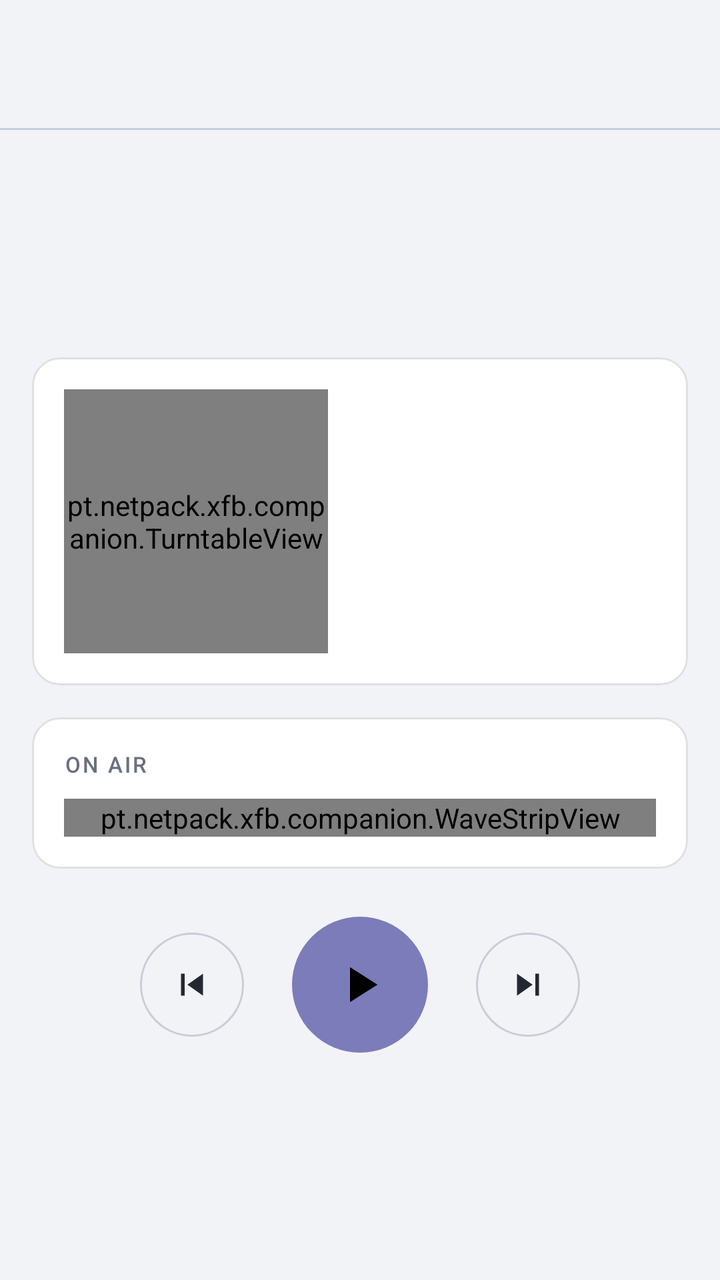
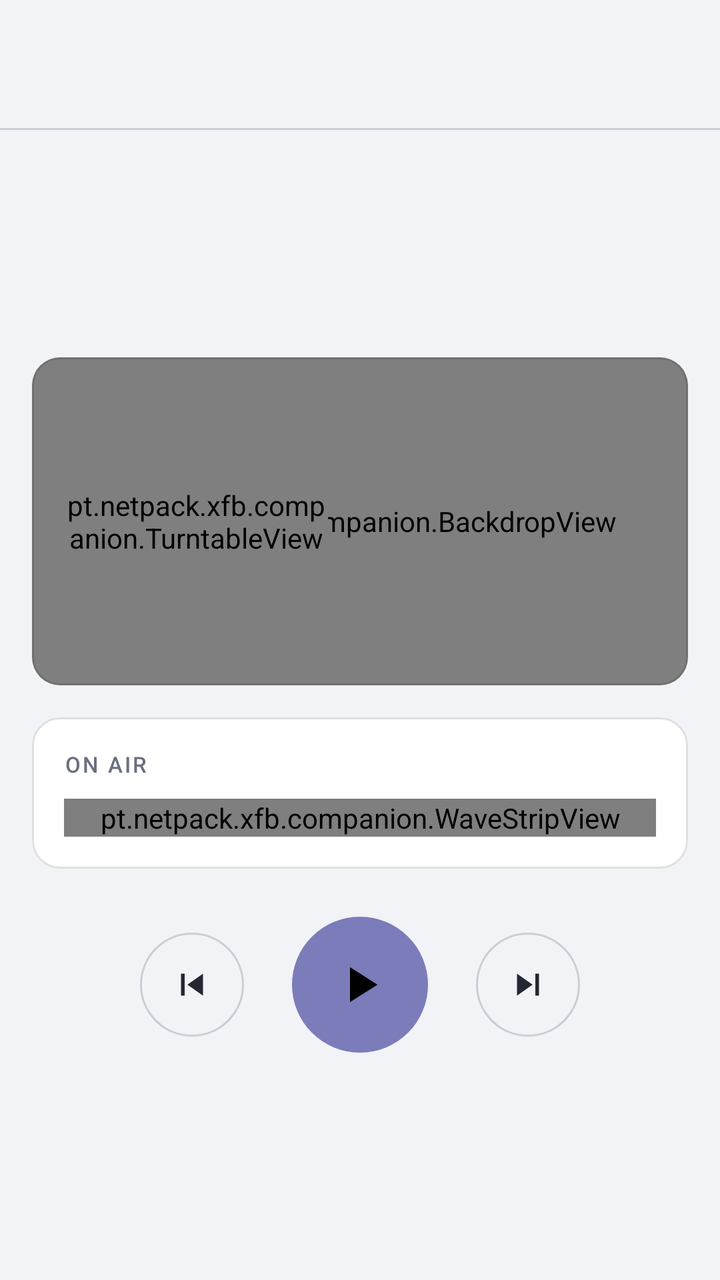

Before-and-after screenshots of an Android layout around one commit, followed by the original layout XML and the change that was made.
<!-- AndroidManifest.xml: application theme Theme.XfbCompanion -->
<!-- res/layout/activity_player.xml -->
<?xml version="1.0" encoding="utf-8"?>
<LinearLayout xmlns:android="http://schemas.android.com/apk/res/android"
    xmlns:app="http://schemas.android.com/apk/res-auto"
    android:layout_width="match_parent"
    android:layout_height="match_parent"
    android:orientation="vertical">

    <include layout="@layout/view_appbar" />

    <ScrollView
        android:layout_width="match_parent"
        android:layout_height="0dp"
        android:layout_weight="1"
        android:fillViewport="true"
        android:scrollbars="none">

        <LinearLayout
            android:layout_width="match_parent"
            android:layout_height="wrap_content"
            android:gravity="center_vertical"
            android:orientation="vertical"
            android:padding="@dimen/xfb_screen_margin">

            
            <com.google.android.material.card.MaterialCardView
                android:layout_width="match_parent"
                android:layout_height="wrap_content">

                <LinearLayout
                    android:layout_width="match_parent"
                    android:layout_height="wrap_content"
                    android:gravity="center_vertical"
                    android:orientation="horizontal">

                    <pt.netpack.xfb.companion.TurntableView
                        android:id="@+id/turntable"
                        android:layout_width="@dimen/xfb_turntable"
                        android:layout_height="@dimen/xfb_turntable" />

                    <LinearLayout
                        android:layout_width="0dp"
                        android:layout_height="wrap_content"
                        android:layout_marginStart="@dimen/xfb_gap"
                        android:layout_weight="1"
                        android:orientation="vertical">

                        <TextView
                            android:id="@+id/titleLabel"
                            android:layout_width="match_parent"
                            android:layout_height="wrap_content"
                            android:ellipsize="end"
                            android:maxLines="2"
                            android:textAppearance="@style/TextAppearance.Xfb.TrackTitle" />

                        <TextView
                            android:id="@+id/artistLabel"
                            android:layout_width="match_parent"
                            android:layout_height="wrap_content"
                            android:layout_marginTop="2dp"
                            android:ellipsize="end"
                            android:maxLines="1"
                            android:textAppearance="?attr/textAppearanceBodyMedium"
                            android:textColor="@color/xfb_subtext" />

                        <TextView
                            android:id="@+id/positionLabel"
                            android:layout_width="match_parent"
                            android:layout_height="wrap_content"
                            android:layout_marginTop="@dimen/xfb_gap_tight"
                            android:textAppearance="@style/TextAppearance.Xfb.Readout" />
                    </LinearLayout>
                </LinearLayout>
            </com.google.android.material.card.MaterialCardView>

            
            <com.google.android.material.card.MaterialCardView
                android:layout_width="match_parent"
                android:layout_height="wrap_content"
                android:layout_marginTop="@dimen/xfb_gap">

                <LinearLayout
                    android:layout_width="match_parent"
                    android:layout_height="wrap_content"
                    android:orientation="vertical">

                    <TextView
                        android:id="@+id/stripLabel"
                        style="@style/Widget.Xfb.SectionLabel"
                        android:text="@string/player_on_air" />

                    <pt.netpack.xfb.companion.WaveStripView
                        android:id="@+id/strip"
                        android:layout_width="match_parent"
                        android:layout_height="wrap_content"
                        android:layout_marginTop="@dimen/xfb_gap_small" />
                </LinearLayout>
            </com.google.android.material.card.MaterialCardView>

            
            <LinearLayout
                android:layout_width="match_parent"
                android:layout_height="wrap_content"
                android:layout_marginTop="@dimen/xfb_gap_large"
                android:gravity="center"
                android:orientation="horizontal">

                <com.google.android.material.button.MaterialButton
                    android:id="@+id/previousButton"
                    style="@style/Widget.Xfb.TransportButton"
                    android:layout_width="@dimen/xfb_icon_button"
                    android:layout_height="@dimen/xfb_icon_button"
                    android:contentDescription="@string/player_previous"
                    app:icon="@drawable/ic_skip_previous" />

                <com.google.android.material.button.MaterialButton
                    android:id="@+id/playButton"
                    style="@style/Widget.Xfb.PlayButton"
                    android:layout_width="@dimen/xfb_transport_button"
                    android:layout_height="@dimen/xfb_transport_button"
                    android:layout_marginHorizontal="@dimen/xfb_gap_large"
                    android:contentDescription="@string/player_play"
                    app:icon="@drawable/ic_play" />

                <com.google.android.material.button.MaterialButton
                    android:id="@+id/nextButton"
                    style="@style/Widget.Xfb.TransportButton"
                    android:layout_width="@dimen/xfb_icon_button"
                    android:layout_height="@dimen/xfb_icon_button"
                    android:contentDescription="@string/player_next"
                    app:icon="@drawable/ic_skip_next" />
            </LinearLayout>

            
            <com.google.android.material.card.MaterialCardView
                android:id="@+id/crossfadeGroup"
                android:layout_width="match_parent"
                android:layout_height="wrap_content"
                android:layout_marginTop="@dimen/xfb_gap_large"
                android:visibility="gone">

                <LinearLayout
                    android:layout_width="match_parent"
                    android:layout_height="wrap_content"
                    android:orientation="vertical">

                    <TextView
                        android:id="@+id/crossfadeLabel"
                        style="@style/Widget.Xfb.SectionLabel" />

                    <pt.netpack.xfb.companion.CrossfadeView
                        android:id="@+id/crossfade"
                        android:layout_width="match_parent"
                        android:layout_height="wrap_content"
                        android:layout_marginTop="@dimen/xfb_gap_small" />
                </LinearLayout>
            </com.google.android.material.card.MaterialCardView>
        </LinearLayout>
    </ScrollView>
</LinearLayout>
<!-- res/layout/view_appbar.xml (included above) -->
<?xml version="1.0" encoding="utf-8"?>
<com.google.android.material.appbar.AppBarLayout
    xmlns:android="http://schemas.android.com/apk/res/android"
    xmlns:app="http://schemas.android.com/apk/res-auto"
    android:id="@+id/appBar"
    android:layout_width="match_parent"
    android:layout_height="wrap_content"
    android:background="@color/xfb_window"
    app:elevation="0dp">

    <com.google.android.material.appbar.MaterialToolbar
        android:id="@+id/toolbar"
        android:layout_width="match_parent"
        android:layout_height="?attr/actionBarSize"
        app:navigationIconTint="@color/xfb_text" />

    <View
        android:layout_width="match_parent"
        android:layout_height="1dp"
        android:background="@color/xfb_border" />
</com.google.android.material.appbar.AppBarLayout>
<!-- resources referenced by this layout -->
<resources>
  <color name="xfb_border">#C9CDD6</color>
  <color name="xfb_subtext">#6A7080</color>
  <color name="xfb_text">#242830</color>
  <color name="xfb_window">#F2F3F7</color>
  <dimen name="xfb_gap">16dp</dimen>
  <dimen name="xfb_gap_large">24dp</dimen>
  <dimen name="xfb_gap_small">10dp</dimen>
  <dimen name="xfb_gap_tight">6dp</dimen>
  <dimen name="xfb_icon_button">52dp</dimen>
  <dimen name="xfb_screen_margin">16dp</dimen>
  <dimen name="xfb_transport_button">68dp</dimen>
  <dimen name="xfb_turntable">132dp</dimen>
  <!-- drawable ic_play (drawable) -->
  <vector xmlns:android="http://schemas.android.com/apk/res/android"
      android:width="24dp"
      android:height="24dp"
      android:viewportWidth="24"
      android:viewportHeight="24"
      android:tint="?attr/colorControlNormal">
      <path
          android:fillColor="@android:color/white"
          android:pathData="M8,5v14l11,-7z" />
  </vector>
  <!-- drawable ic_skip_previous (drawable) -->
  <vector xmlns:android="http://schemas.android.com/apk/res/android"
      android:width="24dp"
      android:height="24dp"
      android:viewportWidth="24"
      android:viewportHeight="24"
      android:tint="?attr/colorControlNormal">
      <path
          android:fillColor="@android:color/white"
          android:pathData="M6,6h2v12H6zM9.5,12l8.5,6V6z" />
  </vector>
  <string name="player_next">Next</string>
  <string name="player_on_air">On air</string>
  <string name="player_play">Play</string>
  <string name="player_previous">Prev</string>
  <style name="TextAppearance.Xfb.Readout" parent="TextAppearance.Material3.BodySmall">
          <item name="android:fontFamily">monospace</item>
          <item name="android:textColor">@color/xfb_subtext</item>
      </style>
  <style name="TextAppearance.Xfb.TrackTitle" parent="TextAppearance.Material3.TitleLarge">
          <item name="android:letterSpacing">-0.01</item>
          <item name="android:textColor">@color/xfb_text</item>
      </style>
  <style name="Widget.Xfb.SectionLabel" parent="">
          <item name="android:textAppearance">@style/TextAppearance.Xfb.SectionLabel</item>
          <item name="android:layout_width">match_parent</item>
          <item name="android:layout_height">wrap_content</item>
      </style>
  <dimen name="xfb_transport_radius">34dp</dimen>
  <style name="TextAppearance.Xfb.SectionLabel" parent="TextAppearance.Material3.LabelSmall">
          <item name="android:textAllCaps">true</item>
          <item name="android:letterSpacing">0.10</item>
          <item name="android:textColor">@color/xfb_subtext</item>
      </style>
  <dimen name="xfb_icon_button_radius">26dp</dimen>
  <color name="xfb_accent">#7C7CBA</color>
  <color name="xfb_on_accent">#000000</color>
  <color name="xfb_accent_container">#E4E4F3</color>
  <color name="xfb_on_accent_container">#2F2F55</color>
  <color name="xfb_alt">#E8EAF0</color>
  <color name="xfb_base">#FFFFFF</color>
  <style name="ShapeAppearance.Xfb.Small" parent="ShapeAppearance.Material3.Corner.Small">
          <item name="cornerSize">8dp</item>
      </style>
  <style name="ShapeAppearance.Xfb.Medium" parent="ShapeAppearance.Material3.Corner.Medium">
          <item name="cornerSize">14dp</item>
      </style>
  <style name="ShapeAppearance.Xfb.Large" parent="ShapeAppearance.Material3.Corner.Large">
          <item name="cornerSize">20dp</item>
      </style>
  <style name="TextAppearance.Xfb.ToolbarTitle" parent="TextAppearance.Material3.TitleLarge">
          <item name="android:textSize">20sp</item>
          <item name="android:textStyle">bold</item>
      </style>
  <style name="TextAppearance.Xfb.ToolbarSubtitle" parent="TextAppearance.Material3.BodySmall">
          <item name="android:textSize">12sp</item>
      </style>
  <color name="xfb_hairline">#1F000000</color>
  <dimen name="xfb_corner">14dp</dimen>
  <dimen name="xfb_card_padding">16dp</dimen>
</resources>

<!-- the commit's change to res/layout/activity_player.xml (unified diff, before → after) -->
@@ -24,13 +24,26 @@
             
             <com.google.android.material.card.MaterialCardView
                 android:layout_width="match_parent"
-                android:layout_height="wrap_content">
+                android:layout_height="wrap_content"
+                app:contentPadding="0dp">
+
+                <FrameLayout
+                    android:layout_width="match_parent"
+                    android:layout_height="wrap_content">
+
+                    
+                    <pt.netpack.xfb.companion.BackdropView
+                        android:id="@+id/backdrop"
+                        android:layout_width="match_parent"
+                        android:layout_height="match_parent"
+                        android:importantForAccessibility="no" />
 
                 <LinearLayout
                     android:layout_width="match_parent"
                     android:layout_height="wrap_content"
                     android:gravity="center_vertical"
-                    android:orientation="horizontal">
+                    android:orientation="horizontal"
+                    android:padding="@dimen/xfb_card_padding">
 
                     <pt.netpack.xfb.companion.TurntableView
                         android:id="@+id/turntable"
@@ -70,6 +83,7 @@
                             android:textAppearance="@style/TextAppearance.Xfb.Readout" />
                     </LinearLayout>
                 </LinearLayout>
+                </FrameLayout>
             </com.google.android.material.card.MaterialCardView>
 
             
<!-- resource entries referenced after the edit -->
@@ -4,6 +4,7 @@
   <color name="xfb_subtext">#6A7080</color>
   <color name="xfb_text">#242830</color>
   <color name="xfb_window">#F2F3F7</color>
+  <dimen name="xfb_card_padding">16dp</dimen>
   <dimen name="xfb_gap">16dp</dimen>
   <dimen name="xfb_gap_large">24dp</dimen>
   <dimen name="xfb_gap_small">10dp</dimen>
@@ -82,6 +83,5 @@
       </style>
   <color name="xfb_hairline">#1F000000</color>
   <dimen name="xfb_corner">14dp</dimen>
-  <dimen name="xfb_card_padding">16dp</dimen>
 </resources>
 
